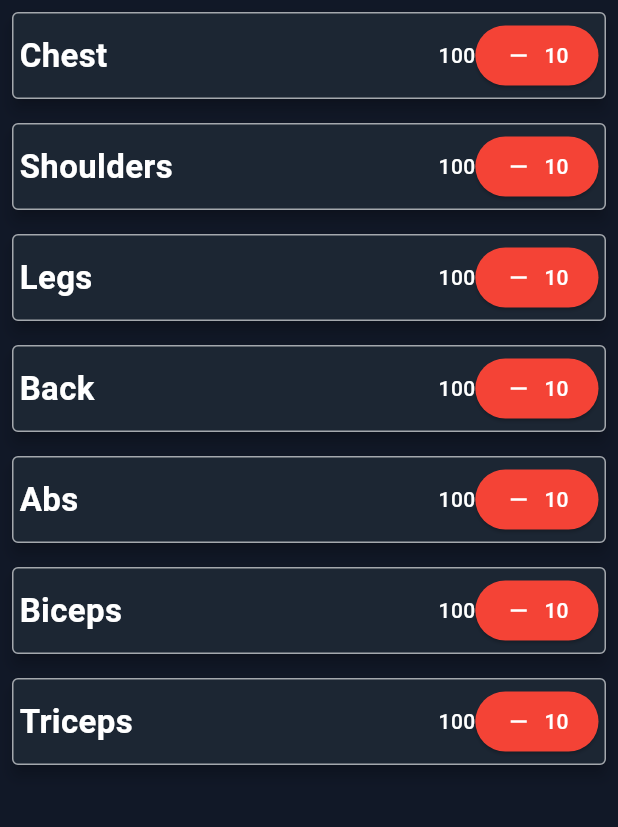
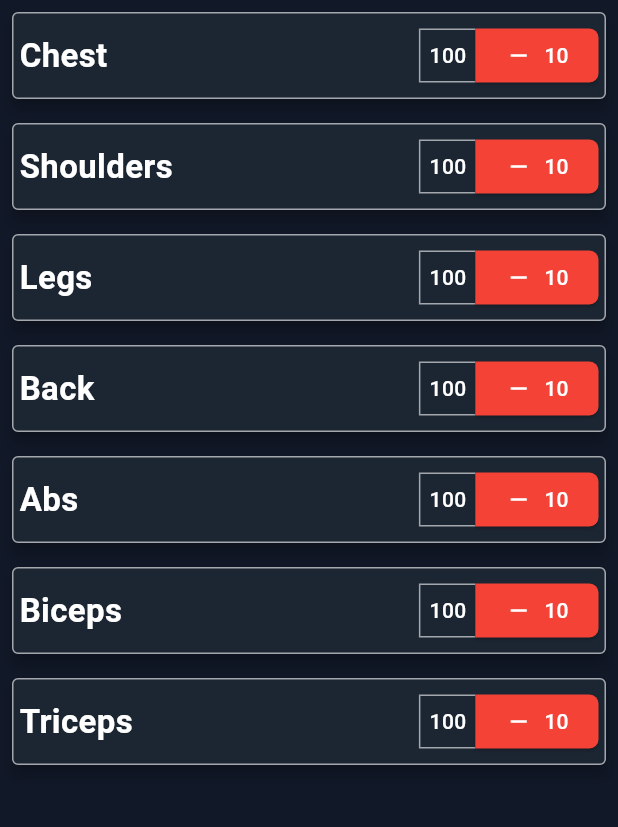
Before and after one commit to RandaeGS/exercise_tracker, a Flutter app: the screen it shows after launch, on a phone screen of 412 x 824 dp, the part 84-911 px from its top. Run offline on Flutter 3.47's test engine with Material 3 defaults, Android fonts, the phone set to English and light mode, and no system bars.

Commit message:
style button to remove exercise amount and text showing amount

```diff
--- a/lib/exercise_item.dart
+++ b/lib/exercise_item.dart
@@ -39,11 +39,25 @@ class _ExerciseItemState extends State<ExerciseItem> {
                 ),
                 Row(
                   children: [
-                    Text(
-                      "100",
-                      overflow: TextOverflow.fade,
-                      style: TextStyle(
-                          fontWeight: FontWeight.w500, color: Colors.white),
+                    Container(
+                      height: 36,
+                      alignment: Alignment.center,
+                      decoration: BoxDecoration(
+                          border: Border(
+                              left: BorderSide(color: Colors.white60),
+                              top: BorderSide(color: Colors.white60),
+                              bottom: BorderSide(color: Colors.white60))),
+                      child: Padding(
+                        padding: EdgeInsets.all(6),
+                        child: Text(
+                          "100",
+                          overflow: TextOverflow.fade,
+                          style: TextStyle(
+                            fontWeight: FontWeight.w500,
+                            color: Colors.white,
+                          ),
+                        ),
+                      ),
                     ),
                     ElevatedButton.icon(
                       onPressed: () => {},
@@ -57,6 +71,12 @@ class _ExerciseItemState extends State<ExerciseItem> {
                       ),
                       style: ElevatedButton.styleFrom(
                         backgroundColor: Colors.red,
+                        minimumSize: Size.square(36),
+                        shape: RoundedRectangleBorder(
+                          borderRadius: BorderRadius.only(
+                              topRight: Radius.circular(6),
+                              bottomRight: Radius.circular(6)),
+                        ),
                         padding:
                             EdgeInsets.symmetric(horizontal: 20, vertical: 5),
                       ),
```
